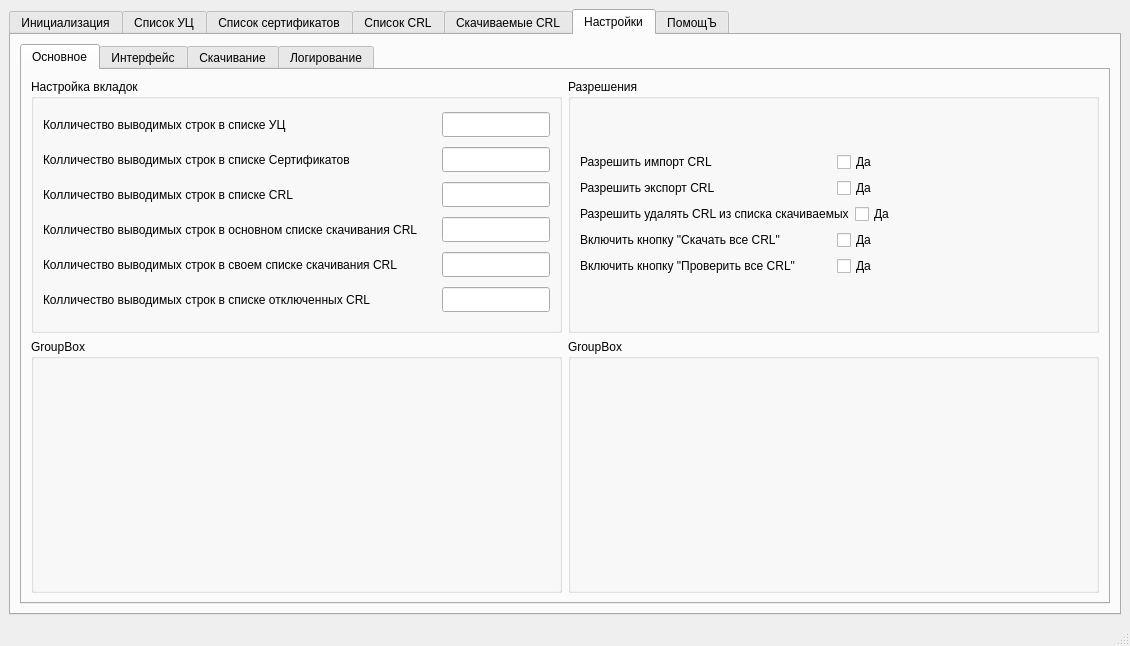
MrSaerus/E-TrustCRLparsing, file main.ui: the form before one commit.
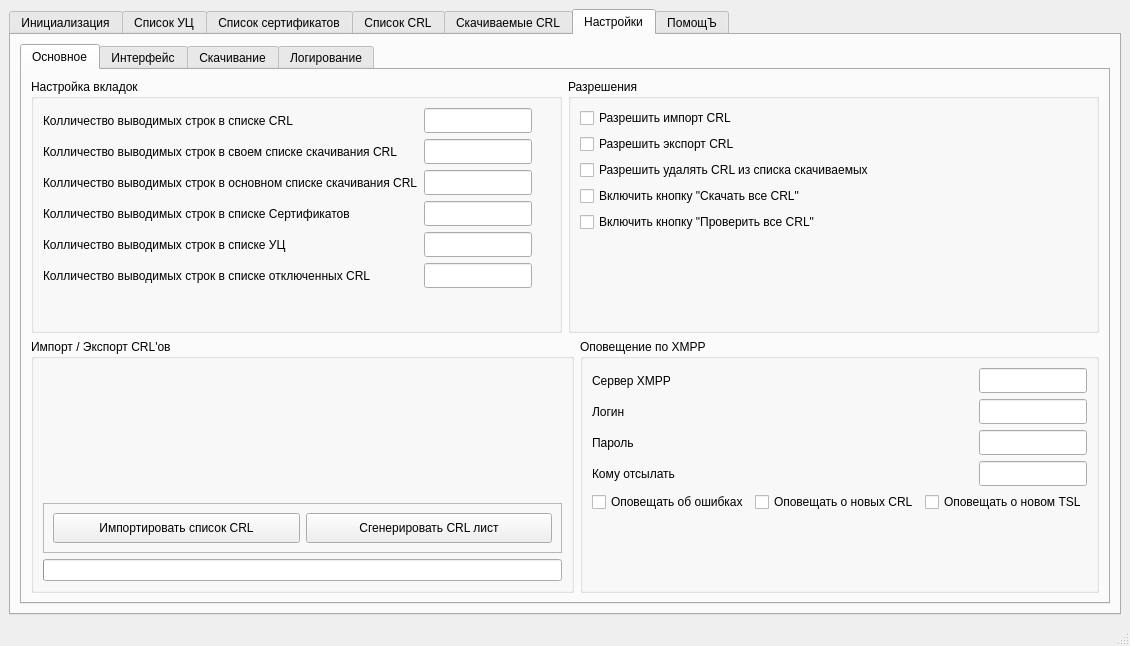
The form after the commit. The open tabs and pages were chosen to show the change. Icons and pictures are not drawn.

What changed in the file:
```diff
--- a/main.ui
+++ b/main.ui
@@ -126,6 +126,58 @@
                   </layout>
                  </widget>
                 </item>
+                <item>
+                 <widget class="QGroupBox" name="groupBox_17">
+                  <property name="title">
+                   <string>Расписание обновления:</string>
+                  </property>
+                  <layout class="QVBoxLayout" name="verticalLayout_94">
+                   <item>
+                    <layout class="QVBoxLayout" name="verticalLayout_93">
+                     <item>
+                      <widget class="QLabel" name="label_37">
+                       <property name="text">
+                        <string>Предыдущее обновление: </string>
+                       </property>
+                      </widget>
+                     </item>
+                     <item>
+                      <widget class="QLabel" name="label_38">
+                       <property name="text">
+                        <string>Следующее обновление:</string>
+                       </property>
+                      </widget>
+                     </item>
+                     <item>
+                      <widget class="QLabel" name="label_36">
+                       <property name="text">
+                        <string>Таймер:</string>
+                       </property>
+                      </widget>
+                     </item>
+                    </layout>
+                   </item>
+                   <item>
+                    <layout class="QHBoxLayout" name="horizontalLayout_73">
+                     <item>
+                      <widget class="QPushButton" name="pushButton_19">
+                       <property name="text">
+                        <string>Запуск</string>
+                       </property>
+                      </widget>
+                     </item>
+                     <item>
+                      <widget class="QPushButton" name="pushButton_20">
+                       <property name="text">
+                        <string>Остановить</string>
+                       </property>
+                      </widget>
+                     </item>
+                    </layout>
+                   </item>
+                  </layout>
+                 </widget>
+                </item>
                 <item alignment="Qt::AlignHCenter|Qt::AlignBottom">
                  <widget class="QFrame" name="frame_11">
                   <property name="frameShape">
@@ -174,38 +226,6 @@
                       <property name="bottomMargin">
                        <number>1</number>
                       </property>
-                      <item>
-                       <widget class="QPushButton" name="pushButton_6">
-                        <property name="minimumSize">
-                         <size>
-                          <width>160</width>
-                          <height>30</height>
-                         </size>
-                        </property>
-                        <property name="text">
-                         <string>Импортировать список CRL</string>
-                        </property>
-                       </widget>
-                      </item>
-                      <item>
-                       <widget class="QPushButton" name="pushButton_13">
-                        <property name="minimumSize">
-                         <size>
-                          <width>150</width>
-                          <height>30</height>
-                         </size>
-                        </property>
-                        <property name="maximumSize">
-                         <size>
-                          <width>250</width>
-                          <height>16777215</height>
-                         </size>
-                        </property>
-                        <property name="text">
-                         <string>Сгенерировать CRL лист</string>
-                        </property>
-                       </widget>
-                      </item>
                      </layout>
                     </widget>
                    </item>
@@ -233,13 +253,6 @@
                       <property name="bottomMargin">
                        <number>1</number>
                       </property>
-                      <item>
-                       <widget class="QProgressBar" name="progressBar_3">
-                        <property name="alignment">
-                         <set>Qt::AlignCenter</set>
-                        </property>
-                       </widget>
-                      </item>
                      </layout>
                     </widget>
                    </item>
@@ -1276,60 +1289,29 @@
                      <string>Настройка вкладок</string>
                     </property>
                     <layout class="QVBoxLayout" name="verticalLayout_81">
-                     <item>
-                      <layout class="QHBoxLayout" name="horizontalLayout_56">
-                       <item>
-                        <widget class="QLabel" name="label_35">
-                         <property name="text">
-                          <string>Колличество выводимых строк в списке УЦ</string>
-                         </property>
-                        </widget>
-                       </item>
-                       <item>
-                        <widget class="QLineEdit" name="lineEdit_13">
-                         <property name="sizePolicy">
-                          <sizepolicy hsizetype="Fixed" vsizetype="Fixed">
-                           <horstretch>0</horstretch>
-                           <verstretch>0</verstretch>
-                          </sizepolicy>
-                         </property>
-                         <property name="minimumSize">
-                          <size>
-                           <width>0</width>
-                           <height>25</height>
-                          </size>
-                         </property>
-                        </widget>
-                       </item>
-                      </layout>
-                     </item>
-                     <item>
-                      <layout class="QHBoxLayout" name="horizontalLayout_63">
-                       <item>
-                        <widget class="QLabel" name="label_34">
-                         <property name="text">
-                          <string>Колличество выводимых строк в списке Сертификатов</string>
-                         </property>
-                        </widget>
-                       </item>
-                       <item>
-                        <widget class="QLineEdit" name="lineEdit_18">
-                         <property name="sizePolicy">
-                          <sizepolicy hsizetype="Fixed" vsizetype="Fixed">
-                           <horstretch>0</horstretch>
-                           <verstretch>0</verstretch>
-                          </sizepolicy>
-                         </property>
-                         <property name="minimumSize">
-                          <size>
-                           <width>0</width>
-                           <height>25</height>
-                          </size>
-                         </property>
-                        </widget>
-                       </item>
-                      </layout>
-                     </item>
+                     <item alignment="Qt::AlignLeft|Qt::AlignTop">
+                      <widget class="QFrame" name="frame_20">
+                       <property name="frameShape">
+                        <enum>QFrame::NoFrame</enum>
+                       </property>
+                       <property name="frameShadow">
+                        <enum>QFrame::Raised</enum>
+                       </property>
+                       <layout class="QVBoxLayout" name="verticalLayout_90">
+                        <property name="leftMargin">
+                         <number>0</number>
+                        </property>
+                        <property name="topMargin">
+                         <number>0</number>
+                        </property>
+                        <property name="rightMargin">
+                         <number>0</number>
+                        </property>
+                        <property name="bottomMargin">
+                         <number>0</number>
+                        </property>
+                        <item>
+                         <layout class="QVBoxLayout" name="verticalLayout_89">
                      <item>
                       <layout class="QHBoxLayout" name="horizontalLayout_62">
                        <item>
@@ -1357,33 +1339,6 @@
                        </item>
                       </layout>
                      </item>
-                     <item>
-                      <layout class="QHBoxLayout" name="horizontalLayout_61">
-                       <item>
-                        <widget class="QLabel" name="label_32">
-                         <property name="text">
-                          <string>Колличество выводимых строк в основном списке скачивания CRL</string>
-                         </property>
-                        </widget>
-                       </item>
-                       <item>
-                        <widget class="QLineEdit" name="lineEdit_16">
-                         <property name="sizePolicy">
-                          <sizepolicy hsizetype="Fixed" vsizetype="Fixed">
-                           <horstretch>0</horstretch>
-                           <verstretch>0</verstretch>
-                          </sizepolicy>
-                         </property>
-                         <property name="minimumSize">
-                          <size>
-                           <width>0</width>
-                           <height>25</height>
-                          </size>
-                         </property>
-                        </widget>
-                       </item>
-                      </layout>
-                     </item>
                      <item>
                       <layout class="QHBoxLayout" name="horizontalLayout_57">
                        <item>
@@ -1411,6 +1366,87 @@
                        </item>
                       </layout>
                      </item>
+                          <item>
+                           <layout class="QHBoxLayout" name="horizontalLayout_61">
+                            <item>
+                             <widget class="QLabel" name="label_32">
+                              <property name="text">
+                               <string>Колличество выводимых строк в основном списке скачивания CRL</string>
+                              </property>
+                             </widget>
+                            </item>
+                            <item>
+                             <widget class="QLineEdit" name="lineEdit_16">
+                              <property name="sizePolicy">
+                               <sizepolicy hsizetype="Fixed" vsizetype="Fixed">
+                                <horstretch>0</horstretch>
+                                <verstretch>0</verstretch>
+                               </sizepolicy>
+                              </property>
+                              <property name="minimumSize">
+                               <size>
+                                <width>0</width>
+                                <height>25</height>
+                               </size>
+                              </property>
+                             </widget>
+                            </item>
+                           </layout>
+                          </item>
+                          <item>
+                           <layout class="QHBoxLayout" name="horizontalLayout_63">
+                            <item>
+                             <widget class="QLabel" name="label_34">
+                              <property name="text">
+                               <string>Колличество выводимых строк в списке Сертификатов</string>
+                              </property>
+                             </widget>
+                            </item>
+                            <item>
+                             <widget class="QLineEdit" name="lineEdit_18">
+                              <property name="sizePolicy">
+                               <sizepolicy hsizetype="Fixed" vsizetype="Fixed">
+                                <horstretch>0</horstretch>
+                                <verstretch>0</verstretch>
+                               </sizepolicy>
+                              </property>
+                              <property name="minimumSize">
+                               <size>
+                                <width>0</width>
+                                <height>25</height>
+                               </size>
+                              </property>
+                             </widget>
+                            </item>
+                           </layout>
+                          </item>
+                          <item>
+                           <layout class="QHBoxLayout" name="horizontalLayout_56">
+                            <item>
+                             <widget class="QLabel" name="label_35">
+                              <property name="text">
+                               <string>Колличество выводимых строк в списке УЦ</string>
+                              </property>
+                             </widget>
+                            </item>
+                            <item>
+                             <widget class="QLineEdit" name="lineEdit_13">
+                              <property name="sizePolicy">
+                               <sizepolicy hsizetype="Fixed" vsizetype="Fixed">
+                                <horstretch>0</horstretch>
+                                <verstretch>0</verstretch>
+                               </sizepolicy>
+                              </property>
+                              <property name="minimumSize">
+                               <size>
+                                <width>0</width>
+                                <height>25</height>
+                               </size>
+                              </property>
+                             </widget>
+                            </item>
+                           </layout>
+                          </item>
                      <item>
                       <layout class="QVBoxLayout" name="verticalLayout_80">
                        <item>
@@ -1443,6 +1479,11 @@
                       </layout>
                      </item>
                     </layout>
+                        </item>
+                       </layout>
+                      </widget>
+                     </item>
+                    </layout>
                    </widget>
                   </item>
                  </layout>
@@ -1455,27 +1496,35 @@
                      <string>Разрешения</string>
                     </property>
                     <layout class="QVBoxLayout" name="verticalLayout_86">
+                     <item alignment="Qt::AlignLeft|Qt::AlignTop">
+                      <widget class="QFrame" name="frame_21">
+                       <property name="frameShape">
+                        <enum>QFrame::NoFrame</enum>
+                       </property>
+                       <property name="frameShadow">
+                        <enum>QFrame::Raised</enum>
+                       </property>
+                       <layout class="QVBoxLayout" name="verticalLayout_91">
+                        <property name="leftMargin">
+                         <number>0</number>
+                        </property>
+                        <property name="topMargin">
+                         <number>0</number>
+                        </property>
+                        <property name="rightMargin">
+                         <number>0</number>
+                        </property>
+                        <property name="bottomMargin">
+                         <number>0</number>
+                        </property>
                      <item>
                       <layout class="QVBoxLayout" name="verticalLayout_83">
                        <item>
                         <layout class="QHBoxLayout" name="horizontalLayout_59">
-                         <item>
-                          <widget class="QLabel" name="label_36">
-                           <property name="minimumSize">
-                            <size>
-                             <width>250</width>
-                             <height>0</height>
-                            </size>
-                           </property>
-                           <property name="text">
-                            <string>Разрешить импорт CRL</string>
-                           </property>
-                          </widget>
-                         </item>
                          <item>
                           <widget class="QCheckBox" name="checkBox_4">
                            <property name="text">
-                            <string>Да</string>
+                               <string>Разрешить импорт CRL</string>
                            </property>
                           </widget>
                          </item>
@@ -1483,23 +1532,10 @@
                        </item>
                        <item>
                         <layout class="QHBoxLayout" name="horizontalLayout_60">
-                         <item>
-                          <widget class="QLabel" name="label_37">
-                           <property name="minimumSize">
-                            <size>
-                             <width>250</width>
-                             <height>0</height>
-                            </size>
-                           </property>
-                           <property name="text">
-                            <string>Разрешить экспорт CRL</string>
-                           </property>
-                          </widget>
-                         </item>
                          <item>
                           <widget class="QCheckBox" name="checkBox_5">
                            <property name="text">
-                            <string>Да</string>
+                               <string>Разрешить экспорт CRL</string>
                            </property>
                           </widget>
                          </item>
@@ -1507,23 +1543,10 @@
                        </item>
                        <item>
                         <layout class="QHBoxLayout" name="horizontalLayout_58">
-                         <item>
-                          <widget class="QLabel" name="label_38">
-                           <property name="minimumSize">
-                            <size>
-                             <width>250</width>
-                             <height>0</height>
-                            </size>
-                           </property>
-                           <property name="text">
-                            <string>Разрешить удалять CRL из списка скачиваемых</string>
-                           </property>
-                          </widget>
-                         </item>
                          <item>
                           <widget class="QCheckBox" name="checkBox_6">
                            <property name="text">
-                            <string>Да</string>
+                               <string>Разрешить удалять CRL из списка скачиваемых</string>
                            </property>
                           </widget>
                          </item>
@@ -1531,23 +1554,10 @@
                        </item>
                        <item>
                         <layout class="QHBoxLayout" name="horizontalLayout_64">
-                         <item>
-                          <widget class="QLabel" name="label_39">
-                           <property name="minimumSize">
-                            <size>
-                             <width>250</width>
-                             <height>0</height>
-                            </size>
-                           </property>
-                           <property name="text">
-                            <string>Включить кнопку &quot;Скачать все CRL&quot;</string>
-                           </property>
-                          </widget>
-                         </item>
                          <item>
                           <widget class="QCheckBox" name="checkBox_7">
                            <property name="text">
-                            <string>Да</string>
+                               <string>Включить кнопку &quot;Скачать все CRL&quot;</string>
                            </property>
                           </widget>
                          </item>
@@ -1555,29 +1565,19 @@
                        </item>
                        <item>
                         <layout class="QHBoxLayout" name="horizontalLayout_65">
-                         <item>
-                          <widget class="QLabel" name="label_40">
-                           <property name="minimumSize">
-                            <size>
-                             <width>250</width>
-                             <height>0</height>
-                            </size>
-                           </property>
-                           <property name="text">
-                            <string>Включить кнопку &quot;Проверить все CRL&quot;</string>
-                           </property>
-                          </widget>
-                         </item>
                          <item>
                           <widget class="QCheckBox" name="checkBox_8">
                            <property name="text">
-                            <string>Да</string>
+                               <string>Включить кнопку &quot;Проверить все CRL&quot;</string>
                            </property>
                           </widget>
                          </item>
                         </layout>
                        </item>
                       </layout>
+                        </item>
+                       </layout>
+                      </widget>
                      </item>
                     </layout>
                    </widget>
@@ -1593,11 +1593,67 @@
                   <item>
                    <widget class="QGroupBox" name="groupBox_14">
                     <property name="title">
-                     <string>GroupBox</string>
+                     <string>Импорт / Экспорт CRL'ов</string>
                     </property>
                     <layout class="QVBoxLayout" name="verticalLayout_85">
                      <item>
-                      <layout class="QVBoxLayout" name="verticalLayout_82"/>
+                      <layout class="QVBoxLayout" name="verticalLayout_82">
+                       <item alignment="Qt::AlignBottom">
+                        <widget class="QFrame" name="frame_22">
+                         <property name="frameShape">
+                          <enum>QFrame::StyledPanel</enum>
+                         </property>
+                         <property name="frameShadow">
+                          <enum>QFrame::Raised</enum>
+                         </property>
+                         <layout class="QVBoxLayout" name="verticalLayout_92">
+                          <item>
+                           <layout class="QHBoxLayout" name="horizontalLayout_72">
+                            <item>
+                             <widget class="QPushButton" name="pushButton_6">
+                              <property name="minimumSize">
+                               <size>
+                                <width>160</width>
+                                <height>30</height>
+                               </size>
+                              </property>
+                              <property name="text">
+                               <string>Импортировать список CRL</string>
+                              </property>
+                             </widget>
+                            </item>
+                            <item>
+                             <widget class="QPushButton" name="pushButton_13">
+                              <property name="minimumSize">
+                               <size>
+                                <width>160</width>
+                                <height>30</height>
+                               </size>
+                              </property>
+                              <property name="maximumSize">
+                               <size>
+                                <width>16777215</width>
+                                <height>16777215</height>
+                               </size>
+                              </property>
+                              <property name="text">
+                               <string>Сгенерировать CRL лист</string>
+                              </property>
+                             </widget>
+                            </item>
+                           </layout>
+                          </item>
+                         </layout>
+                        </widget>
+                       </item>
+                       <item>
+                        <widget class="QProgressBar" name="progressBar_3">
+                         <property name="alignment">
+                          <set>Qt::AlignCenter</set>
+                         </property>
+                        </widget>
+                       </item>
+                      </layout>
                      </item>
                     </layout>
                    </widget>
@@ -1609,11 +1665,223 @@
                   <item>
                    <widget class="QGroupBox" name="groupBox_15">
                     <property name="title">
-                     <string>GroupBox</string>
+                     <string>Оповещение по XMPP</string>
                     </property>
                     <layout class="QVBoxLayout" name="verticalLayout_87">
+                     <item alignment="Qt::AlignLeft|Qt::AlignTop">
+                      <widget class="QFrame" name="frame_19">
+                       <property name="frameShape">
+                        <enum>QFrame::NoFrame</enum>
+                       </property>
+                       <property name="frameShadow">
+                        <enum>QFrame::Raised</enum>
+                       </property>
+                       <layout class="QVBoxLayout" name="verticalLayout_88">
+                        <property name="spacing">
+                         <number>6</number>
+                        </property>
+                        <property name="leftMargin">
+                         <number>0</number>
+                        </property>
+                        <property name="topMargin">
+                         <number>0</number>
+                        </property>
+                        <property name="rightMargin">
+                         <number>0</number>
+                        </property>
+                        <property name="bottomMargin">
+                         <number>0</number>
+                        </property>
                      <item>
-                      <layout class="QVBoxLayout" name="verticalLayout_84"/>
+                         <layout class="QVBoxLayout" name="verticalLayout_84">
+                          <item>
+                           <layout class="QHBoxLayout" name="horizontalLayout_67">
+                            <item>
+                             <widget class="QLabel" name="label_41">
+                              <property name="minimumSize">
+                               <size>
+                                <width>0</width>
+                                <height>0</height>
+                               </size>
+                              </property>
+                              <property name="maximumSize">
+                               <size>
+                                <width>16777215</width>
+                                <height>16777215</height>
+                               </size>
+                              </property>
+                              <property name="text">
+                               <string>Сервер XMPP</string>
+                              </property>
+                             </widget>
+                            </item>
+                            <item>
+                             <widget class="QLineEdit" name="lineEdit_19">
+                              <property name="sizePolicy">
+                               <sizepolicy hsizetype="Fixed" vsizetype="Fixed">
+                                <horstretch>0</horstretch>
+                                <verstretch>0</verstretch>
+                               </sizepolicy>
+                              </property>
+                              <property name="minimumSize">
+                               <size>
+                                <width>0</width>
+                                <height>25</height>
+                               </size>
+                              </property>
+                             </widget>
+                            </item>
+                           </layout>
+                          </item>
+                          <item>
+                           <layout class="QHBoxLayout" name="horizontalLayout_71">
+                            <item>
+                             <widget class="QLabel" name="label_42">
+                              <property name="minimumSize">
+                               <size>
+                                <width>100</width>
+                                <height>0</height>
+                               </size>
+                              </property>
+                              <property name="maximumSize">
+                               <size>
+                                <width>16777215</width>
+                                <height>16777215</height>
+                               </size>
+                              </property>
+                              <property name="text">
+                               <string>Логин</string>
+                              </property>
+                             </widget>
+                            </item>
+                            <item>
+                             <widget class="QLineEdit" name="lineEdit_20">
+                              <property name="sizePolicy">
+                               <sizepolicy hsizetype="Fixed" vsizetype="Fixed">
+                                <horstretch>0</horstretch>
+                                <verstretch>0</verstretch>
+                               </sizepolicy>
+                              </property>
+                              <property name="minimumSize">
+                               <size>
+                                <width>0</width>
+                                <height>25</height>
+                               </size>
+                              </property>
+                             </widget>
+                            </item>
+                           </layout>
+                          </item>
+                          <item>
+                           <layout class="QHBoxLayout" name="horizontalLayout_70">
+                            <item>
+                             <widget class="QLabel" name="label_43">
+                              <property name="minimumSize">
+                               <size>
+                                <width>100</width>
+                                <height>0</height>
+                               </size>
+                              </property>
+                              <property name="maximumSize">
+                               <size>
+                                <width>16777215</width>
+                                <height>16777215</height>
+                               </size>
+                              </property>
+                              <property name="text">
+                               <string>Пароль</string>
+                              </property>
+                             </widget>
+                            </item>
+                            <item>
+                             <widget class="QLineEdit" name="lineEdit_21">
+                              <property name="sizePolicy">
+                               <sizepolicy hsizetype="Fixed" vsizetype="Fixed">
+                                <horstretch>0</horstretch>
+                                <verstretch>0</verstretch>
+                               </sizepolicy>
+                              </property>
+                              <property name="minimumSize">
+                               <size>
+                                <width>0</width>
+                                <height>25</height>
+                               </size>
+                              </property>
+                             </widget>
+                            </item>
+                           </layout>
+                          </item>
+                          <item>
+                           <layout class="QHBoxLayout" name="horizontalLayout_68">
+                            <item>
+                             <widget class="QLabel" name="label_44">
+                              <property name="minimumSize">
+                               <size>
+                                <width>100</width>
+                                <height>0</height>
+                               </size>
+                              </property>
+                              <property name="maximumSize">
+                               <size>
+                                <width>16777215</width>
+                                <height>16777215</height>
+                               </size>
+                              </property>
+                              <property name="text">
+                               <string>Кому отсылать</string>
+                              </property>
+                             </widget>
+                            </item>
+                            <item>
+                             <widget class="QLineEdit" name="lineEdit_22">
+                              <property name="sizePolicy">
+                               <sizepolicy hsizetype="Fixed" vsizetype="Fixed">
+                                <horstretch>0</horstretch>
+                                <verstretch>0</verstretch>
+                               </sizepolicy>
+                              </property>
+                              <property name="minimumSize">
+                               <size>
+                                <width>0</width>
+                                <height>25</height>
+                               </size>
+                              </property>
+                             </widget>
+                            </item>
+                           </layout>
+                          </item>
+                          <item>
+                           <layout class="QHBoxLayout" name="horizontalLayout_69">
+                            <item>
+                             <widget class="QCheckBox" name="checkBox_10">
+                              <property name="text">
+                               <string>Оповещать об ошибках</string>
+                              </property>
+                             </widget>
+                            </item>
+                            <item>
+                             <widget class="QCheckBox" name="checkBox_9">
+                              <property name="text">
+                               <string>Оповещать о новых CRL</string>
+                              </property>
+                             </widget>
+                            </item>
+                            <item>
+                             <widget class="QCheckBox" name="checkBox_11">
+                              <property name="text">
+                               <string>Оповещать о новом TSL</string>
+                              </property>
+                             </widget>
+                            </item>
+                           </layout>
+                          </item>
+                          <item>
+                           <layout class="QHBoxLayout" name="horizontalLayout_66"/>
+                          </item>
+                         </layout>
+                        </item>
+                       </layout>
+                      </widget>
                      </item>
                     </layout>
                    </widget>
```
Left out of the diff: 36 changed lines with no effect on the pictures. Lines whose indentation alone changed are shown as unchanged.
